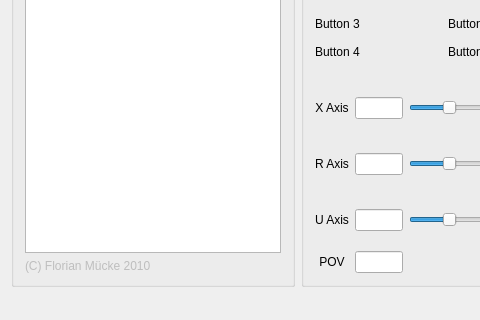
Qt form GamePadDemo/gamepaddemo.ui (fmuecke/Ipponboard) before a commit; both pictures show x 0 to 480 and y 86 to 406 of the 684 by 406 pixel window.
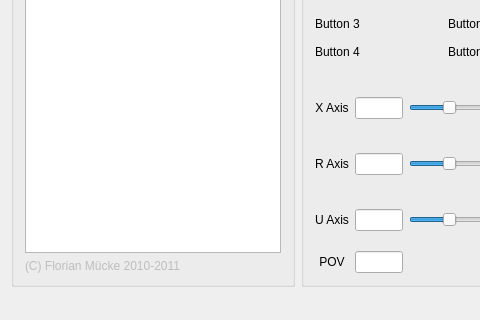
The same form after that commit. Custom widgets are drawn as their Qt base class.

Patch:
```diff
--- a/GamePadDemo/gamepaddemo.ui
+++ b/GamePadDemo/gamepaddemo.ui
@@ -77,7 +77,7 @@
           <bool>false</bool>
          </property>
          <property name="text">
-          <string>(C) Florian Mücke 2010 </string>
+          <string>(C) Florian Mücke 2010-2011 </string>
          </property>
         </widget>
        </item>
```
